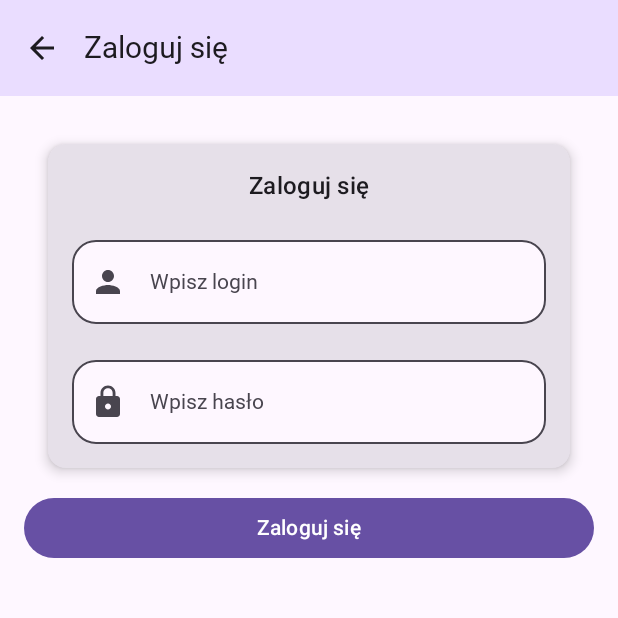
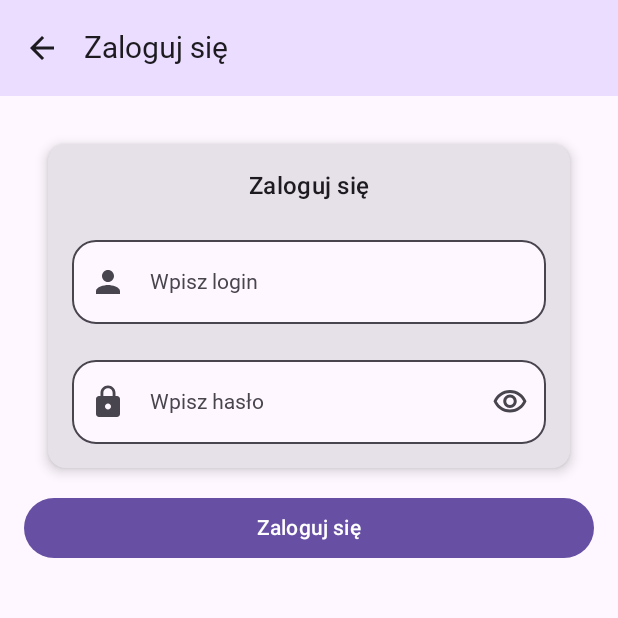
Before and after one commit to NataliaKrzykala/HealthMateApp, an Android app built with Jetpack Compose: the screen it shows after launch (MainActivity), after a tap on "Zaloguj się", on a phone screen of 412 x 824 dp, the top half of it. Run offline under Robolectric (Android 15) with nearby library versions, the phone set to English and light mode, and no system bars; Roboto replaces fonts that are not available here.

Commit message:
Password visibility

```diff
--- a/app/build.gradle.kts
+++ b/app/build.gradle.kts
@@ -60,6 +60,8 @@ dependencies {
     implementation(libs.androidx.ui.tooling.preview)
     implementation(libs.androidx.material3)
 
+    implementation("androidx.compose.material:material-icons-extended:1.0.0")
+
     implementation(libs.androidx.lifecycle.viewmodel.compose)
     implementation(libs.androidx.navigation.runtime.ktx)
     implementation(libs.androidx.navigation.compose)
--- a/app/src/main/java/com/example/healthmate/data/HealthMateUiState.kt
+++ b/app/src/main/java/com/example/healthmate/data/HealthMateUiState.kt
@@ -3,4 +3,5 @@ package com.example.healthmate.data
 data class HealthMateUiState (
     val areCredentialsWrong: Boolean = false,
     val loginAlreadyExists: Boolean = false,
+    val isPasswordVisible: Boolean = false
 )
--- a/app/src/main/java/com/example/healthmate/ui/HealthMateViewModel.kt
+++ b/app/src/main/java/com/example/healthmate/ui/HealthMateViewModel.kt
@@ -74,4 +74,9 @@ class HealthMateViewModel : ViewModel() {
         }
         _uiState.value = updatedUiState
     }
+
+    fun togglePasswordVisibility() {
+        val updatedUiState = _uiState.value.copy(isPasswordVisible = !_uiState.value.isPasswordVisible)
+        _uiState.value = updatedUiState
+    }
 }
--- a/app/src/main/java/com/example/healthmate/ui/LogInScreen.kt
+++ b/app/src/main/java/com/example/healthmate/ui/LogInScreen.kt
@@ -35,9 +35,13 @@ import androidx.compose.foundation.layout.statusBarsPadding
 import androidx.compose.foundation.layout.wrapContentHeight
 import androidx.compose.foundation.rememberScrollState
 import androidx.compose.foundation.verticalScroll
+import androidx.compose.material.icons.outlined.Visibility
+import androidx.compose.material.icons.outlined.VisibilityOff
+import androidx.compose.material3.IconButton
 import androidx.compose.runtime.collectAsState
 import androidx.compose.runtime.getValue
 import androidx.compose.ui.platform.LocalContext
+import androidx.compose.ui.text.input.VisualTransformation
 import androidx.compose.ui.tooling.preview.Preview
 import androidx.lifecycle.viewmodel.compose.viewModel
 import com.example.healthmate.HealthMateApp
@@ -66,6 +70,8 @@ fun LogInScreen(
             onUserPasswordChanged = { healthMateViewModel.updateUserPassword(it) },
             username = healthMateViewModel.username,
             password = healthMateViewModel.password,
+            onPasswordVisibilityToggle = { healthMateViewModel.togglePasswordVisibility() },
+            isPasswordVisible = healthMateUiState.isPasswordVisible,
             /*onKeyboardDone = { healthMateViewModel.checkUserGuess() },*/
             isWrong = healthMateUiState.areCredentialsWrong,
             modifier = Modifier
@@ -97,6 +103,8 @@ fun LogInLayout(
     onUserPasswordChanged: (String) -> Unit,
     username: String,
     password: String,
+    onPasswordVisibilityToggle: () -> Unit,
+    isPasswordVisible: Boolean,
     /*onKeyboardDone: () -> Unit,*/
     isWrong: Boolean,
     modifier: Modifier = Modifier
@@ -163,7 +171,17 @@ fun LogInLayout(
                     }
                 },
                 leadingIcon = { Icon(imageVector = Icons.Default.Lock, contentDescription = stringResource(R.string.password))},
-                visualTransformation = PasswordVisualTransformation(),
+                //visualTransformation = PasswordVisualTransformation(),
+                visualTransformation = if (isPasswordVisible) VisualTransformation.None else PasswordVisualTransformation(),
+                //visualTransformation = PasswordVisualTransformation(),
+                trailingIcon = {
+                    IconButton(onClick = onPasswordVisibilityToggle) {
+                        Icon(
+                            imageVector = if (isPasswordVisible) Icons.Outlined.VisibilityOff else Icons.Outlined.Visibility,
+                            contentDescription = "Toggle password visibility"
+                        )
+                    }
+                },
                 isError = isWrong,
                 keyboardOptions = KeyboardOptions.Default.copy(
                     imeAction = ImeAction.Done
```
Also changed, not shown: app/src/main/java/com/example/healthmate/ui/RegisterScreen.kt (+23 -1 lines).
